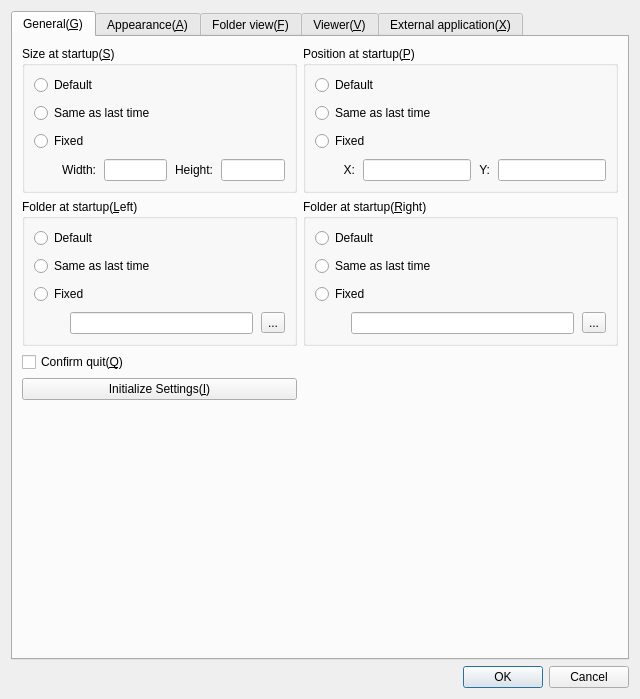
haraki/farman, file preferencesdialog.ui: the form before one commit.
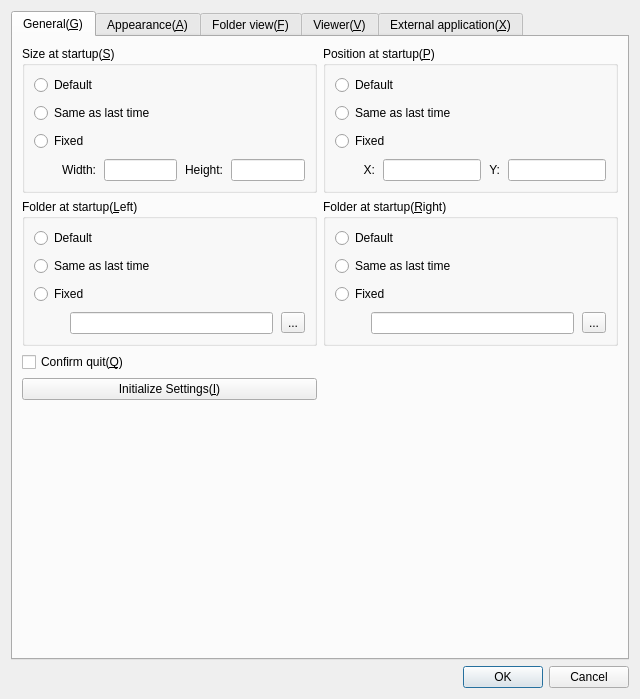
The form after the commit.

Patch:
```diff
--- a/preferencesdialog.ui
+++ b/preferencesdialog.ui
@@ -23,7 +23,7 @@
       <attribute name="title">
        <string>General(&amp;G)</string>
       </attribute>
-      <layout class="QGridLayout" name="gridLayout_21" columnstretch="1,0">
+      <layout class="QGridLayout" name="gridLayout_21" columnstretch="1,1">
        <item row="2" column="0">
         <widget class="QCheckBox" name="confirmQuitCheckBox">
          <property name="text">
```
